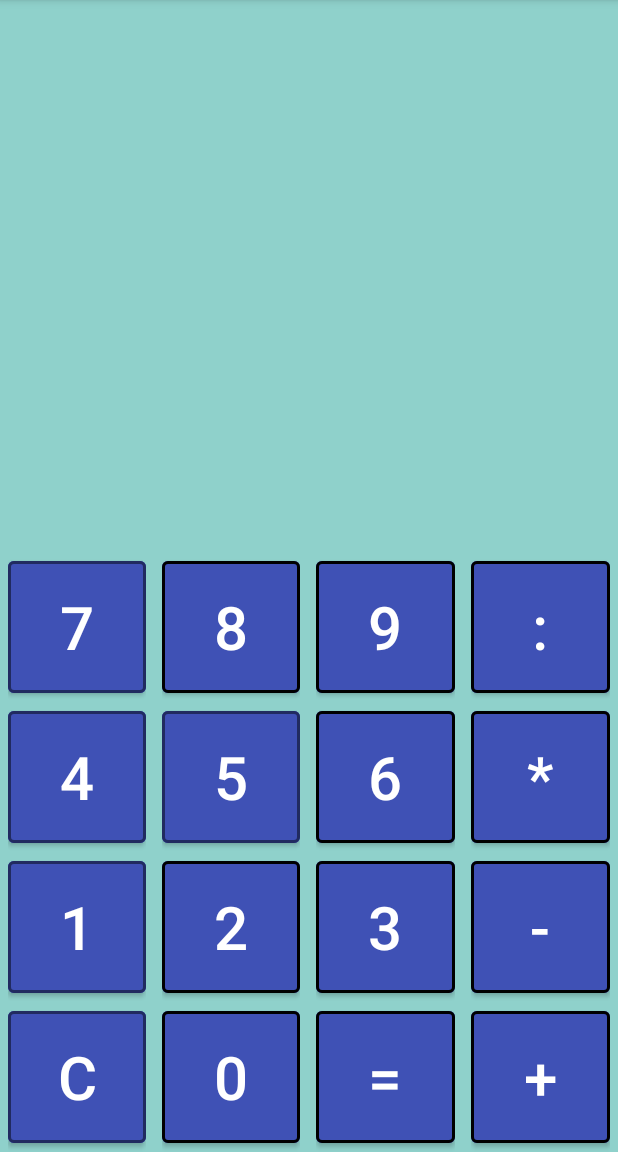
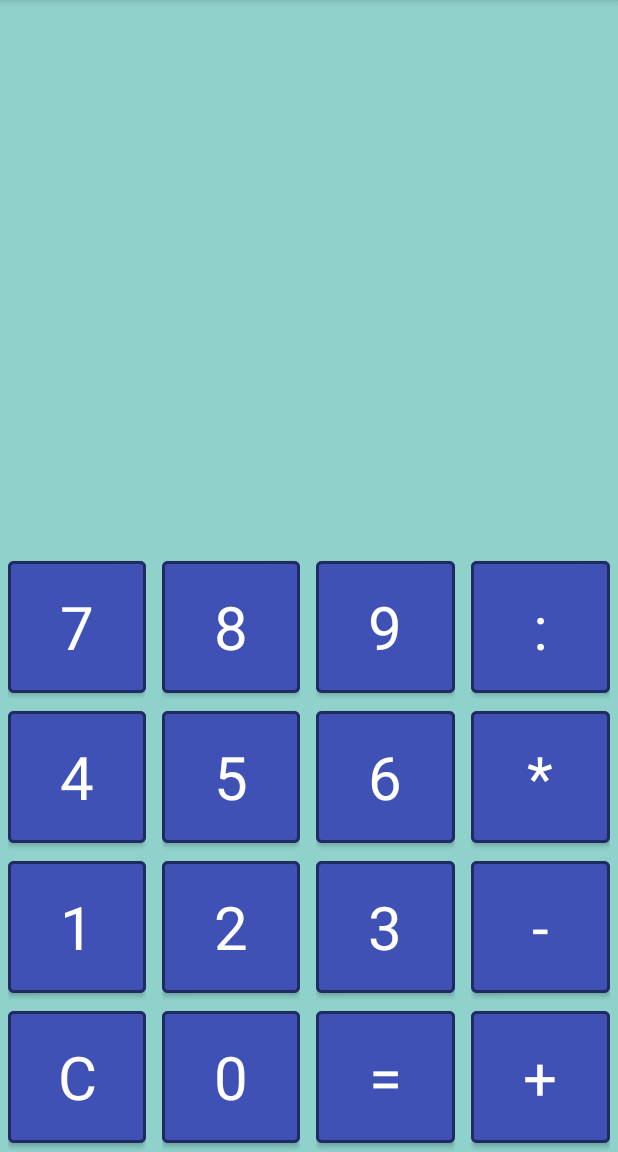
Before and after one commit to PrinceSch/Calculator, an Android app: the screen it shows after launch (MainActivity), on a phone screen of 412 x 824 dp, the part 84-1236 px from its top. Run offline under Robolectric (Android 15) with nearby library versions, the phone set to English and light mode, and no system bars.

Commit message:
3. Создайте стиль для своего приложения.

```diff
--- a/app/src/main/res/layout/activity_main.xml
+++ b/app/src/main/res/layout/activity_main.xml
@@ -1,11 +1,10 @@
 <?xml version="1.0" encoding="utf-8"?>
 <FrameLayout xmlns:android="http://schemas.android.com/apk/res/android"
-    xmlns:app="http://schemas.android.com/apk/res-auto"
     xmlns:tools="http://schemas.android.com/tools"
     android:layout_width="match_parent"
     android:layout_height="match_parent"
-    android:background="#009688"
-    android:backgroundTint="#70009688"
+    android:background="@color/background"
+    android:backgroundTint="@color/backgroundTint"
     android:gravity="bottom"
     tools:context=".MainActivity">
 
@@ -19,214 +18,142 @@
         <LinearLayout
             android:layout_width="wrap_content"
             android:layout_height="wrap_content"
-            android:layout_marginStart="@dimen/margin"
-            android:layout_marginEnd="@dimen/margin"
-            android:layout_weight="25"
             android:gravity="bottom"
-            android:orientation="vertical">
+            android:orientation="vertical"
+            style="@style/layouts">
 
             <com.google.android.material.button.MaterialButton
                 android:id="@+id/button7"
                 android:layout_width="match_parent"
                 android:layout_height="wrap_content"
-                android:height="@dimen/buttonHeight"
-                android:backgroundTint="@color/buttons"
                 android:text="@string/seven"
-                android:textSize="@dimen/textSizeButton"
-                app:strokeColor="@color/stroke"
-                app:strokeWidth="@dimen/strokeButton" />
+                style="@style/Buttons"/>
 
             <com.google.android.material.button.MaterialButton
                 android:id="@+id/button4"
                 android:layout_width="match_parent"
                 android:layout_height="wrap_content"
-                android:height="@dimen/buttonHeight"
-                android:backgroundTint="@color/buttons"
                 android:text="@string/four"
-                android:textSize="@dimen/textSizeButton"
-                app:strokeColor="@color/stroke"
-                app:strokeWidth="@dimen/strokeButton" />
+                style="@style/Buttons"/>
 
             <com.google.android.material.button.MaterialButton
                 android:id="@+id/button1"
                 android:layout_width="match_parent"
                 android:layout_height="wrap_content"
-                android:height="@dimen/buttonHeight"
-                android:backgroundTint="@color/buttons"
                 android:text="@string/one"
-                android:textSize="@dimen/textSizeButton"
-                app:strokeColor="@color/stroke"
-                app:strokeWidth="@dimen/strokeButton" />
+                style="@style/Buttons"/>
 
             <com.google.android.material.button.MaterialButton
                 android:id="@+id/button_clear"
                 android:layout_width="match_parent"
                 android:layout_height="wrap_content"
-                android:height="@dimen/buttonHeight"
-                android:backgroundTint="@color/buttons"
                 android:text="@string/clear"
-                android:textSize="@dimen/textSizeButton"
-                app:strokeColor="@color/stroke"
-                app:strokeWidth="@dimen/strokeButton" />
+                style="@style/Buttons"/>
         </LinearLayout>
 
         <LinearLayout
             android:layout_width="wrap_content"
             android:layout_height="wrap_content"
-            android:layout_marginStart="@dimen/margin"
-            android:layout_marginEnd="@dimen/margin"
-            android:layout_weight="25"
-            android:orientation="vertical">
+            android:orientation="vertical"
+            style="@style/layouts">
 
             <com.google.android.material.button.MaterialButton
                 android:id="@+id/button8"
                 android:layout_width="match_parent"
                 android:layout_height="wrap_content"
-                android:height="@dimen/buttonHeight"
-                android:backgroundTint="@color/buttons"
-                android:strokeColor="@color/stroke"
                 android:text="@string/eight"
-                android:textSize="@dimen/textSizeButton"
-                app:strokeWidth="@dimen/strokeButton" />
+                style="@style/Buttons"/>
 
             <com.google.android.material.button.MaterialButton
                 android:id="@+id/button5"
                 android:layout_width="match_parent"
                 android:layout_height="wrap_content"
-                android:height="@dimen/buttonHeight"
-                android:backgroundTint="@color/buttons"
                 android:text="@string/five"
-                android:textSize="@dimen/textSizeButton"
-                app:strokeColor="#212B60"
-                app:strokeWidth="@dimen/strokeButton" />
+                style="@style/Buttons"/>
 
             <com.google.android.material.button.MaterialButton
                 android:id="@+id/button2"
                 android:layout_width="match_parent"
                 android:layout_height="wrap_content"
-                android:height="@dimen/buttonHeight"
-                android:backgroundTint="@color/buttons"
-                android:strokeColor="@color/stroke"
                 android:text="@string/two"
-                android:textSize="@dimen/textSizeButton"
-                app:strokeWidth="@dimen/strokeButton" />
+                style="@style/Buttons"/>
 
             <com.google.android.material.button.MaterialButton
                 android:id="@+id/button0"
                 android:layout_width="match_parent"
                 android:layout_height="wrap_content"
-                android:height="@dimen/buttonHeight"
-                android:backgroundTint="@color/buttons"
-                android:strokeColor="@color/stroke"
                 android:text="@string/zero"
-                android:textSize="@dimen/textSizeButton"
-                app:strokeWidth="@dimen/strokeButton" />
+                style="@style/Buttons"/>
         </LinearLayout>
 
         <LinearLayout
             android:layout_width="wrap_content"
             android:layout_height="wrap_content"
-            android:layout_marginStart="@dimen/margin"
-            android:layout_marginEnd="@dimen/margin"
-            android:layout_weight="25"
-            android:orientation="vertical">
+            android:orientation="vertical"
+            style="@style/layouts">
 
             <com.google.android.material.button.MaterialButton
                 android:id="@+id/button9"
                 android:layout_width="match_parent"
                 android:layout_height="wrap_content"
-                android:height="@dimen/buttonHeight"
-                android:backgroundTint="@color/buttons"
-                android:strokeColor="@color/stroke"
                 android:text="@string/nine"
-                android:textSize="@dimen/textSizeButton"
-                app:strokeWidth="@dimen/strokeButton" />
+                style="@style/Buttons"/>
 
             <com.google.android.material.button.MaterialButton
                 android:id="@+id/button6"
                 android:layout_width="match_parent"
                 android:layout_height="wrap_content"
-                android:height="@dimen/buttonHeight"
-                android:backgroundTint="@color/buttons"
-                android:strokeColor="@color/stroke"
                 android:text="@string/six"
-                android:textSize="@dimen/textSizeButton"
-                app:strokeWidth="@dimen/strokeButton" />
+                style="@style/Buttons"/>
 
             <com.google.android.material.button.MaterialButton
                 android:id="@+id/button3"
                 android:layout_width="match_parent"
                 android:layout_height="wrap_content"
-                android:height="@dimen/buttonHeight"
-                android:backgroundTint="@color/buttons"
-                android:strokeColor="@color/stroke"
                 android:text="@string/three"
-                android:textSize="@dimen/textSizeButton"
-                app:strokeWidth="@dimen/strokeButton" />
+                style="@style/Buttons"/>
 
             <com.google.android.material.button.MaterialButton
                 android:id="@+id/button_equals"
                 android:layout_width="match_parent"
                 android:layout_height="wrap_content"
-                android:height="@dimen/buttonHeight"
-                android:backgroundTint="@color/buttons"
-                android:strokeColor="@color/stroke"
                 android:text="@string/equals"
-                android:textSize="@dimen/textSizeButton"
-                app:strokeWidth="@dimen/strokeButton" />
+                style="@style/Buttons"/>
         </LinearLayout>
 
         <LinearLayout
             android:layout_width="wrap_content"
             android:layout_height="wrap_content"
-            android:layout_marginStart="@dimen/margin"
-            android:layout_marginEnd="@dimen/margin"
-            android:layout_weight="25"
-            android:orientation="vertical">
+            android:orientation="vertical"
+            style="@style/layouts">
 
             <com.google.android.material.button.MaterialButton
                 android:id="@+id/button_division"
                 android:layout_width="match_parent"
                 android:layout_height="wrap_content"
-                android:height="@dimen/buttonHeight"
-                android:backgroundTint="@color/buttons"
-                android:strokeColor="@color/stroke"
                 android:text="@string/division"
-                android:textSize="@dimen/textSizeButton"
-                app:strokeWidth="@dimen/strokeButton" />
+                style="@style/Buttons"/>
 
             <com.google.android.material.button.MaterialButton
                 android:id="@+id/button_multi"
                 android:layout_width="match_parent"
                 android:layout_height="wrap_content"
-                android:height="@dimen/buttonHeight"
-                android:backgroundTint="@color/buttons"
-                android:strokeColor="@color/stroke"
                 android:text="@string/multiplication"
-                android:textSize="@dimen/textSizeButton"
-                app:strokeWidth="@dimen/strokeButton" />
+                style="@style/Buttons"/>
 
             <com.google.android.material.button.MaterialButton
                 android:id="@+id/button_subtraction"
                 android:layout_width="match_parent"
                 android:layout_height="wrap_content"
-                android:height="@dimen/buttonHeight"
-                android:backgroundTint="@color/buttons"
-                android:strokeColor="@color/stroke"
                 android:text="@string/subtraction"
-                android:textSize="@dimen/textSizeButton"
-                app:strokeWidth="@dimen/strokeButton" />
+                style="@style/Buttons"/>
 
             <com.google.android.material.button.MaterialButton
                 android:id="@+id/button_addition"
                 android:layout_width="match_parent"
                 android:layout_height="wrap_content"
-                android:height="@dimen/buttonHeight"
-                android:backgroundTint="@color/buttons"
-                android:strokeColor="@color/stroke"
                 android:text="@string/addition"
-                android:textSize="@dimen/textSizeButton"
-                app:strokeWidth="@dimen/strokeButton" />
+                style="@style/Buttons"/>
 
         </LinearLayout>
 
--- a/app/src/main/res/values/colors.xml
+++ b/app/src/main/res/values/colors.xml
@@ -12,4 +12,6 @@
     <color name="colorPrimary">#3F51B5</color>
     <color name="colorPrimaryDark">#164147</color>
     <color name="colorAccent">#AAB2E6</color>
+    <color name="background">#009688</color>
+    <color name="backgroundTint">#70009688</color>
 </resources>
--- a/app/src/main/res/values/styles.xml
+++ b/app/src/main/res/values/styles.xml
@@ -1,9 +1,20 @@
 <?xml version="1.0" encoding="utf-8"?>
 <resources>
-    <style name="AppTheme" parent="Theme.MaterialComponents.Light.DarkActionBar">
+    <style name="Buttons" parent="Theme.MaterialComponents.Light.DarkActionBar">
         <item name="colorPrimary">@color/colorPrimary</item>
         <item name="colorPrimaryDark">@color/colorPrimaryDark</item>
         <item name="colorAccent">@color/colorAccent</item>
+        <item name="android:height">@dimen/buttonHeight</item>
+        <item name="android:backgroundTint">@color/buttons</item>
+        <item name="strokeColor">@color/stroke</item>
+        <item name="strokeWidth">@dimen/strokeButton</item>
+        <item name="android:textSize">@dimen/textSizeButton</item>
+    </style>
+
+    <style name="layouts">
+        <item name="android:layout_marginStart">@dimen/margin</item>
+        <item name="android:layout_marginEnd">@dimen/margin</item>
+        <item name="android:layout_weight">25</item>
     </style>
 
 </resources>
```
